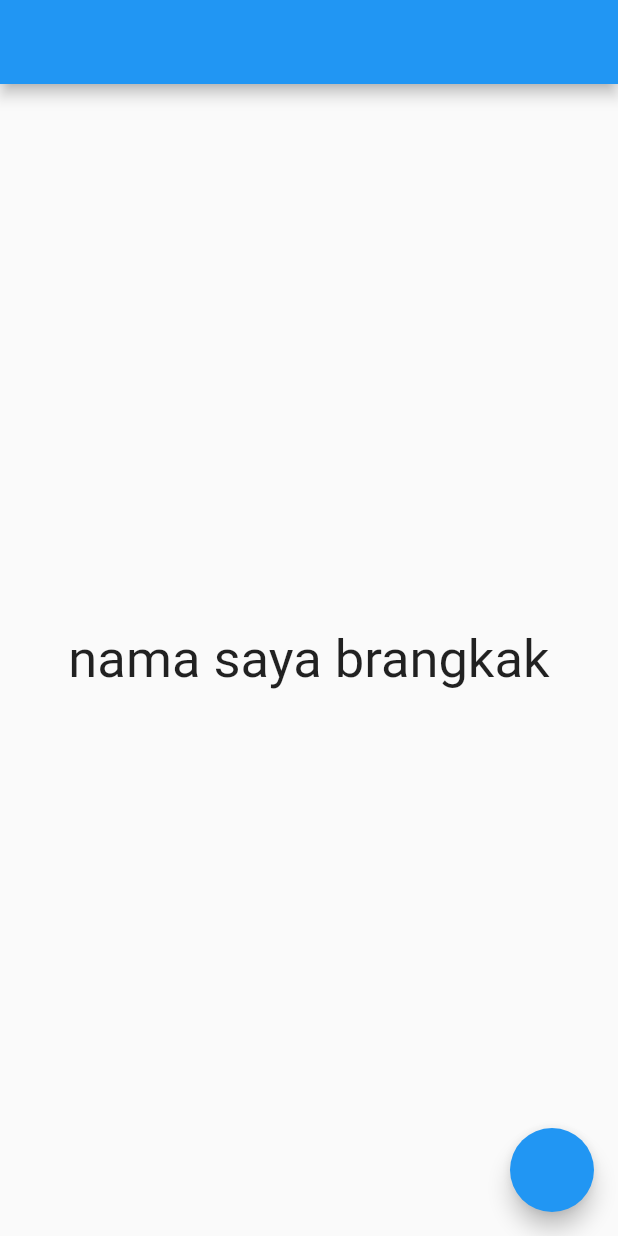
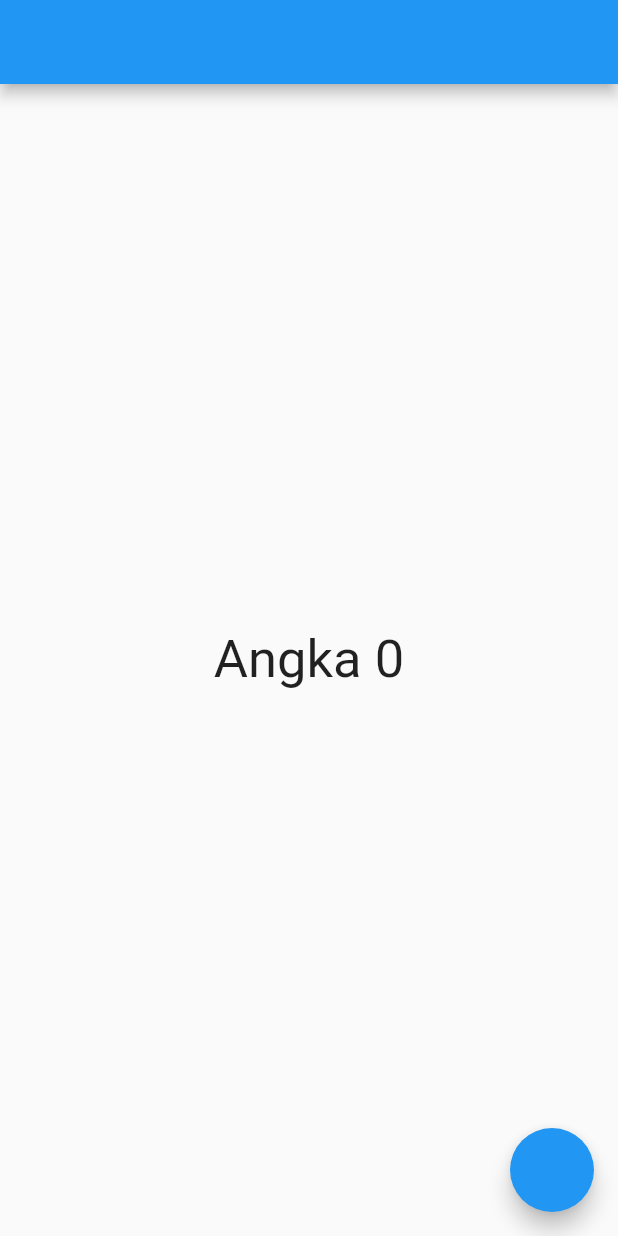
Before and after one commit to paozanwa22/a73, a Flutter app: the screen it shows after launch, on a phone screen of 412 x 824 dp. Run offline on Flutter 3.47's test engine with Material 2 defaults, Android fonts, the phone set to English and light mode, and no system bars; our stand-ins replace get.

Commit message:
menggunakan Reactive GetX

```diff
--- /dev/null
+++ b/lib/controllers/counter_controller.dart
@@ -0,0 +1,11 @@
+
+
+import 'package:get/get.dart';
+
+class CounterController extends GetxController {
+  var count = 0.obs;
+
+  void increment(){
+    count++;
+  }
+}
--- a/lib/controllers/orang_controller.dart
+++ /dev/null
@@ -1,13 +0,0 @@
-import 'package:get/get.dart';
-
-import '../models/orang.dart';
-
-class OrangController extends GetxController {
-  var orang = Orang(nama: 'brangkak', umur: 50).obs;
-
-  void changeUpperCase() {
-    orang.update((val) {
-      orang.value.nama = orang.value.nama.toString().toUpperCase();
-    });
-  }
-}
--- a/lib/main.dart
+++ b/lib/main.dart
@@ -1,20 +1,20 @@
-import './controllers/orang_controller.dart';
+import './controllers/counter_controller.dart';
 import 'package:flutter/material.dart';
 import 'package:get/get.dart';
 
 void main() => runApp(MyApp());
 
 class MyApp extends StatelessWidget {
-  final orangc = Get.put(OrangController());
   @override
   Widget build(BuildContext context) {
     return MaterialApp(
       home: Scaffold(
         appBar: AppBar(),
         body: Center(
-          child: Obx(
-            () => Text(
-              'nama saya ${orangc.orang.value.nama}',
+          child: GetX<CounterController>(
+            init: CounterController(),
+            builder: (controller) => Text(
+              'Angka ${controller.count.value}',
               style: const TextStyle(
                 fontSize: 35,
               ),
@@ -23,7 +23,7 @@ class MyApp extends StatelessWidget {
         ),
         floatingActionButton: FloatingActionButton(
           onPressed: () {
-            orangc.changeUpperCase();
+            Get.find<CounterController>().increment();
           },
         ),
       ),
--- a/lib/models/orang.dart
+++ /dev/null
@@ -1,6 +0,0 @@
-class Orang {
-  var nama;
-  var umur;
-
-  Orang({this.nama, this.umur});
-}
```
